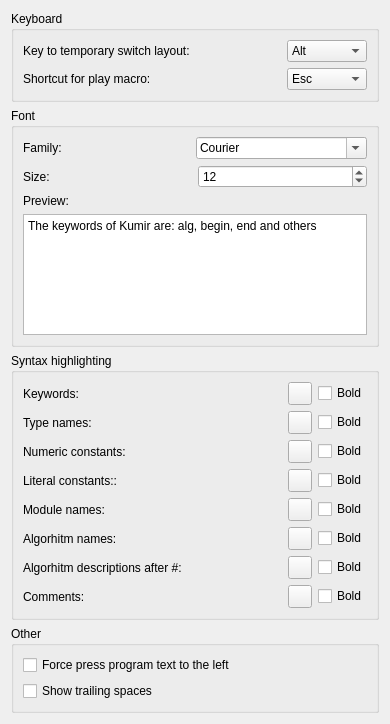
This is src/plugins/editor/settingspage.ui in victor-yacovlev/kumir2 as Qt 5 draws it before an edit. The edited form follows.
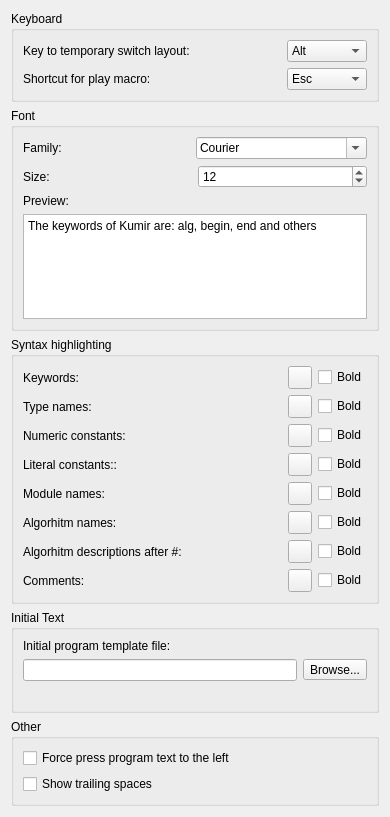
This is the edited form. Custom widgets are drawn as their Qt base class.

Commit message: Implemented initial program text

```diff
--- a/src/plugins/editor/settingspage.ui
+++ b/src/plugins/editor/settingspage.ui
@@ -7,7 +7,7 @@
     <x>0</x>
     <y>0</y>
     <width>390</width>
-    <height>724</height>
+    <height>817</height>
    </rect>
   </property>
   <property name="windowTitle">
@@ -542,6 +542,87 @@
      </layout>
     </widget>
    </item>
+   <item>
+    <widget class="Widgets::GroupBox" name="groupInitial">
+     <property name="title">
+      <string>Initial Text</string>
+     </property>
+     <layout class="QGridLayout" name="gridLayout">
+      <item row="1" column="1">
+       <widget class="QToolButton" name="btnBrowseTemplateFile">
+        <property name="text">
+         <string>Browse...</string>
+        </property>
+       </widget>
+      </item>
+      <item row="1" column="0">
+       <widget class="QLineEdit" name="templateFileName"/>
+      </item>
+      <item row="2" column="0" colspan="2">
+       <widget class="QLabel" name="fileNotExistsLabel">
+        <property name="palette">
+         <palette>
+          <active>
+           <colorrole role="WindowText">
+            <brush brushstyle="SolidPattern">
+             <color alpha="255">
+              <red>192</red>
+              <green>0</green>
+              <blue>0</blue>
+             </color>
+            </brush>
+           </colorrole>
+          </active>
+          <inactive>
+           <colorrole role="WindowText">
+            <brush brushstyle="SolidPattern">
+             <color alpha="255">
+              <red>192</red>
+              <green>0</green>
+              <blue>0</blue>
+             </color>
+            </brush>
+           </colorrole>
+          </inactive>
+          <disabled>
+           <colorrole role="WindowText">
+            <brush brushstyle="SolidPattern">
+             <color alpha="255">
+              <red>87</red>
+              <green>89</green>
+              <blue>97</blue>
+             </color>
+            </brush>
+           </colorrole>
+          </disabled>
+         </palette>
+        </property>
+        <property name="font">
+         <font>
+          <italic>true</italic>
+         </font>
+        </property>
+        <property name="text">
+         <string/>
+        </property>
+        <property name="alignment">
+         <set>Qt::AlignCenter</set>
+        </property>
+       </widget>
+      </item>
+      <item row="0" column="0" colspan="2">
+       <widget class="QLabel" name="label_14">
+        <property name="text">
+         <string>Initial program template file:</string>
+        </property>
+        <property name="buddy">
+         <cstring>templateFileName</cstring>
+        </property>
+       </widget>
+      </item>
+     </layout>
+    </widget>
+   </item>
    <item>
     <widget class="Widgets::GroupBox" name="groupOther">
      <property name="title">
```
The commit also changes 13 other files.
